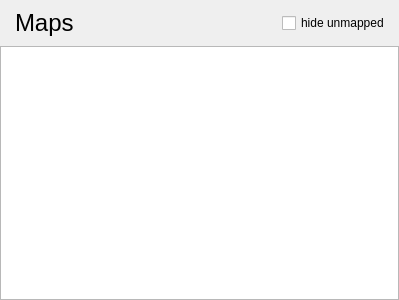
This is bipartitemapview.ui in malloch/mapperGUI-qt as Qt 5 draws it before an edit. The edited form follows.
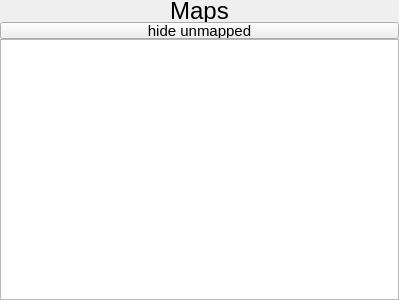
This is the edited form.

Commit message: Added button for hiding unmapped signals in list view.

```diff
--- a/bipartitemapview.ui
+++ b/bipartitemapview.ui
@@ -19,10 +19,7 @@
   <property name="windowTitle">
    <string>Form</string>
   </property>
-  <layout class="QVBoxLayout" name="verticalLayout" stretch="0,1">
-   <property name="spacing">
-    <number>0</number>
-   </property>
+  <layout class="QGridLayout" name="gridLayout" rowstretch="0,0,0" columnstretch="0">
    <property name="leftMargin">
     <number>0</number>
    </property>
@@ -35,47 +32,10 @@
    <property name="bottomMargin">
     <number>0</number>
    </property>
-   <item>
-    <widget class="QFrame" name="frame">
-     <property name="frameShape">
-      <enum>QFrame::NoFrame</enum>
-     </property>
-     <property name="frameShadow">
-      <enum>QFrame::Plain</enum>
-     </property>
-     <layout class="QHBoxLayout" name="horizontalLayout" stretch="1,0">
-      <item>
-       <widget class="QLabel" name="mapLabel">
-        <property name="font">
-         <font>
-          <pointsize>18</pointsize>
-         </font>
-        </property>
-        <property name="text">
-         <string>Maps</string>
-        </property>
-        <property name="indent">
-         <number>6</number>
-        </property>
-       </widget>
-      </item>
-      <item>
-       <widget class="QCheckBox" name="hideUnmapped">
-        <property name="maximumSize">
-         <size>
-          <width>120</width>
-          <height>16777215</height>
-         </size>
-        </property>
-        <property name="text">
-         <string>hide unmapped</string>
-        </property>
-       </widget>
-      </item>
-     </layout>
-    </widget>
-   </item>
-   <item>
+   <property name="spacing">
+    <number>0</number>
+   </property>
+   <item row="2" column="0">
     <widget class="QGraphicsView" name="maps">
      <property name="cursor" stdset="0">
       <cursorShape>CrossCursor</cursorShape>
@@ -100,6 +60,72 @@
      </property>
     </widget>
    </item>
+   <item row="0" column="0">
+    <widget class="QLabel" name="mapLabel">
+     <property name="sizePolicy">
+      <sizepolicy hsizetype="Preferred" vsizetype="Preferred">
+       <horstretch>1</horstretch>
+       <verstretch>0</verstretch>
+      </sizepolicy>
+     </property>
+     <property name="minimumSize">
+      <size>
+       <width>0</width>
+       <height>22</height>
+      </size>
+     </property>
+     <property name="maximumSize">
+      <size>
+       <width>16777215</width>
+       <height>22</height>
+      </size>
+     </property>
+     <property name="font">
+      <font>
+       <pointsize>18</pointsize>
+      </font>
+     </property>
+     <property name="text">
+      <string>Maps</string>
+     </property>
+     <property name="alignment">
+      <set>Qt::AlignCenter</set>
+     </property>
+     <property name="indent">
+      <number>6</number>
+     </property>
+    </widget>
+   </item>
+   <item row="1" column="0">
+    <widget class="QToolButton" name="hideButton">
+     <property name="sizePolicy">
+      <sizepolicy hsizetype="Preferred" vsizetype="Preferred">
+       <horstretch>0</horstretch>
+       <verstretch>0</verstretch>
+      </sizepolicy>
+     </property>
+     <property name="maximumSize">
+      <size>
+       <width>16777215</width>
+       <height>17</height>
+      </size>
+     </property>
+     <property name="font">
+      <font>
+       <pointsize>11</pointsize>
+      </font>
+     </property>
+     <property name="text">
+      <string>hide unmapped</string>
+     </property>
+     <property name="checkable">
+      <bool>true</bool>
+     </property>
+     <property name="toolButtonStyle">
+      <enum>Qt::ToolButtonTextOnly</enum>
+     </property>
+    </widget>
+   </item>
   </layout>
  </widget>
  <resources/>
```
The commit also changes 3 other files.
